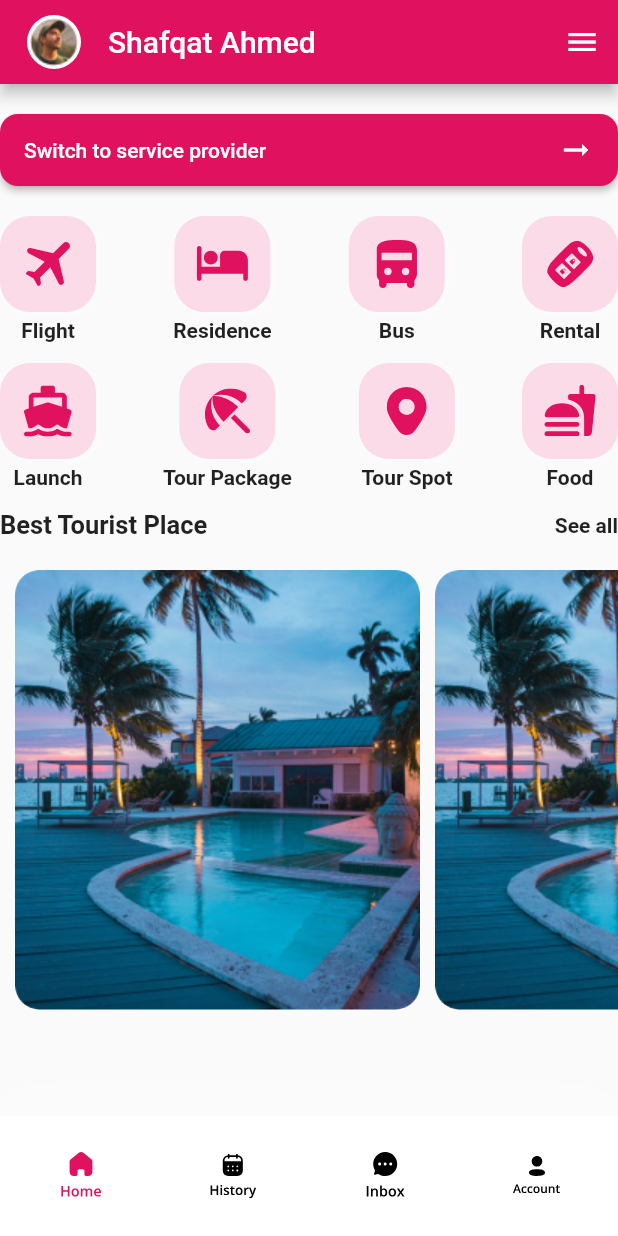
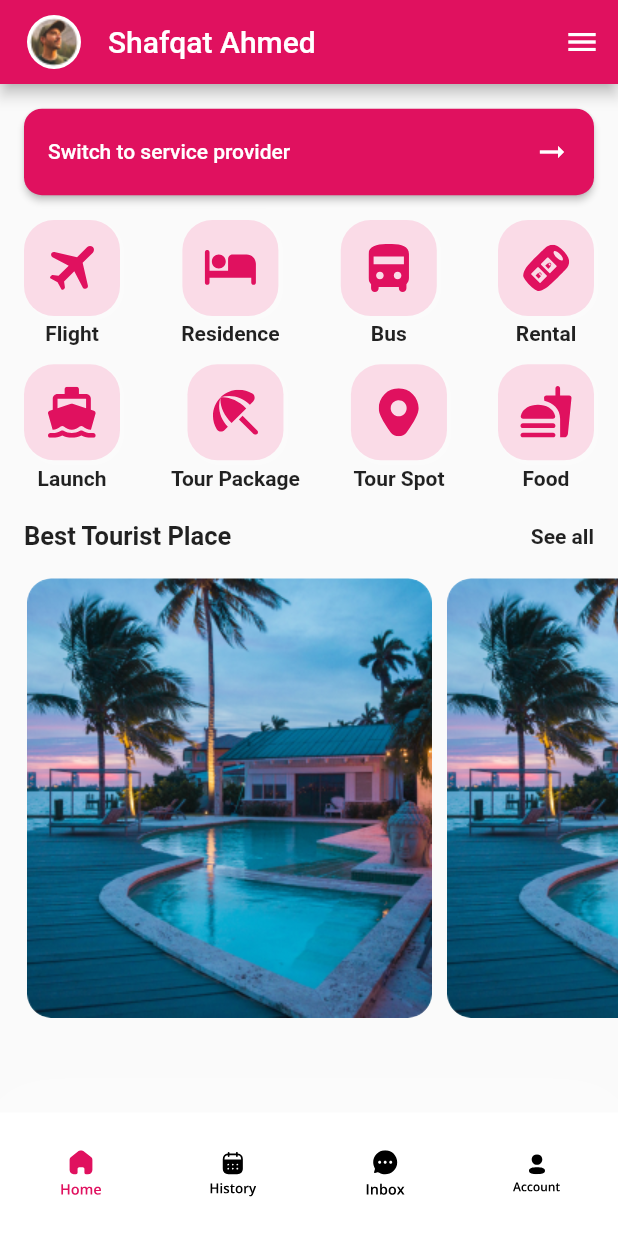
Before and after one commit to shihabcse1/Flutter-Onboard-Screen, a Flutter app: the HomePage screen opened directly, on a phone screen of 412 x 824 dp. Run offline on Flutter 3.47's test engine with Material 2 defaults, Android fonts, the phone set to English and light mode, and no system bars; our stand-ins replace flutter_svg, toggle_switch.

Commit message:
homepage screen responsive done

```diff
--- a/lib/Pages/HomePage/home_page.dart
+++ b/lib/Pages/HomePage/home_page.dart
@@ -14,6 +14,8 @@ class _HomePageState extends State<HomePage> {
   Widget build(BuildContext context) {
     final String image;
     final Function press;
+    final deviceHeight = MediaQuery.of(context).size.height;
+    final deviceWeight = MediaQuery.of(context).size.width;
 
     return Scaffold(
       appBar: AppBar(
@@ -176,9 +178,11 @@ class _HomePageState extends State<HomePage> {
             Column(
 
               children: [
-                SizedBox(height: 20,),
+                SizedBox(height: deviceHeight * 0.02,),
                 Container(
-                  height: 48,
+                  height: deviceHeight * 0.07,
+                  child: Padding(
+                    padding: const EdgeInsets.symmetric(horizontal: 16.0),
                     child: ElevatedButton(
                       onPressed: () {
 
@@ -204,13 +208,15 @@ class _HomePageState extends State<HomePage> {
                         ),
                       ),
                     ),
+                  ),
 
                 ),
-                SizedBox(height: 20,),
-                Row(
+                SizedBox(height: deviceHeight * 0.02,),
+                Padding(
+                  padding: const EdgeInsets.symmetric(horizontal: 16.0),
+                  child: Row(
                     mainAxisAlignment: MainAxisAlignment.spaceBetween,
                     children: [
-                    //SizedBox(width: 5,),
                       GestureDetector(
                         onTap: () {
                           print('onTap');
@@ -245,7 +251,6 @@ class _HomePageState extends State<HomePage> {
                           ],
                         ),
                       ),
-                    //SizedBox(width: 5,),
                       GestureDetector(
                         onTap: () {
                           print('onTap');
@@ -350,11 +355,13 @@ class _HomePageState extends State<HomePage> {
                       ),
                     ],
                   ),
-                SizedBox(height: 10.0,),
-                Row(
+                ),
+                SizedBox(height: deviceHeight * 0.01,),
+                Padding(
+                  padding: const EdgeInsets.symmetric(horizontal: 16.0),
+                  child: Row(
                     mainAxisAlignment: MainAxisAlignment.spaceBetween,
                     children: [
-                    //SizedBox(width: 5,),
                       GestureDetector(
                         onTap: () {
                           print('onTap');
@@ -389,7 +396,6 @@ class _HomePageState extends State<HomePage> {
                           ],
                         ),
                       ),
-                    //SizedBox(width: 5,),
                       GestureDetector(
                         onTap: () {
                           print('onTap');
@@ -495,8 +501,11 @@ class _HomePageState extends State<HomePage> {
                       ),
                     ],
                   ),
-                SizedBox(height: 10.0,),
-                Row(
+                ),
+                SizedBox(height: deviceHeight * 0.02,),
+                Padding(
+                  padding: const EdgeInsets.symmetric(horizontal: 16.0),
+                  child: Row(
                     mainAxisAlignment: MainAxisAlignment.spaceBetween,
                     children: [
                       Text(
@@ -515,10 +524,13 @@ class _HomePageState extends State<HomePage> {
                       ),
                     ],
                   ),
-                SizedBox(height: 10.0,),
+                ),
+                SizedBox(height: deviceHeight * 0.01,),
 
                 SingleChildScrollView(
                   scrollDirection: Axis.horizontal,
+                  child: Padding(
+                    padding: const EdgeInsets.only(left: 8.0),
                     child: Row(
                       children: [
                         GestureDetector(
@@ -568,6 +580,7 @@ class _HomePageState extends State<HomePage> {
                       ],
                     ),
                   ),
+                ),
 
               ],
             ),
@@ -579,7 +592,7 @@ class _HomePageState extends State<HomePage> {
           left: 30.0,
           right: 30.0,
         ),
-        height: 80,
+        height: deviceHeight * 0.1,
         decoration: BoxDecoration(
           color: Colors.white,
           boxShadow: [
@@ -597,7 +610,7 @@ class _HomePageState extends State<HomePage> {
                 onPressed: (){
 
                 },
-                icon: SvgPicture.asset("images/home_icon.svg")
+                icon: SvgPicture.asset("images/home_icon.svg",)
             ),
             IconButton(
                 onPressed: (){
```
Lines whose indentation alone changed are shown as unchanged.
